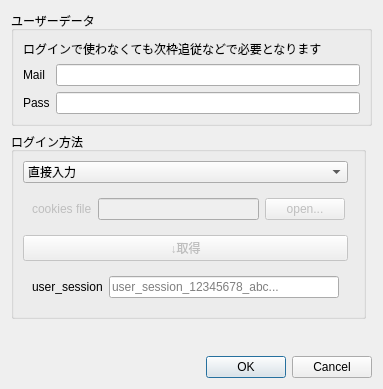
diginatu/Viqo, file ui/settingswindow.ui: the form before one commit.
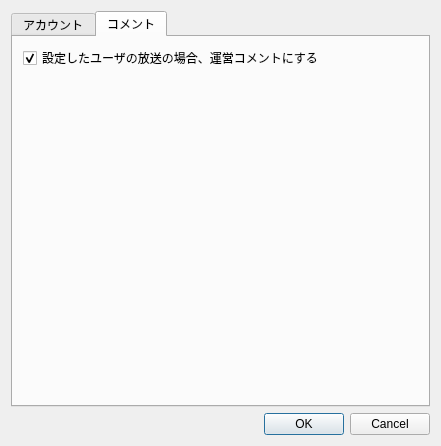
The form after the commit. The open tabs and pages were chosen to show the change.

Commit message: added an option to comment as the ownerComment

```diff
--- a/ui/settingswindow.ui
+++ b/ui/settingswindow.ui
@@ -6,15 +6,25 @@
    <rect>
     <x>0</x>
     <y>0</y>
-    <width>383</width>
-    <height>389</height>
+    <width>441</width>
+    <height>446</height>
    </rect>
   </property>
   <property name="windowTitle">
    <string>設定</string>
   </property>
+  <layout class="QVBoxLayout" name="verticalLayout">
+   <item>
+    <widget class="QTabWidget" name="tabWidget">
+     <property name="currentIndex">
+      <number>0</number>
+     </property>
+     <widget class="QWidget" name="account_tab">
+      <attribute name="title">
+       <string>アカウント</string>
+      </attribute>
   <layout class="QGridLayout" name="gridLayout">
-   <item row="2" column="0">
+       <item row="3" column="0">
     <spacer name="verticalSpacer">
      <property name="orientation">
       <enum>Qt::Vertical</enum>
@@ -22,21 +32,11 @@
      <property name="sizeHint" stdset="0">
       <size>
        <width>20</width>
-       <height>40</height>
+           <height>41</height>
       </size>
      </property>
     </spacer>
    </item>
-   <item row="5" column="0" colspan="2">
-    <widget class="QDialogButtonBox" name="buttonBox">
-     <property name="orientation">
-      <enum>Qt::Horizontal</enum>
-     </property>
-     <property name="standardButtons">
-      <set>QDialogButtonBox::Cancel|QDialogButtonBox::Ok</set>
-     </property>
-    </widget>
-   </item>
    <item row="1" column="0">
     <widget class="QGroupBox" name="loginWay">
      <property name="title">
@@ -121,7 +121,7 @@
      </layout>
     </widget>
    </item>
-   <item row="0" column="0" colspan="2">
+       <item row="2" column="0">
     <widget class="QGroupBox" name="userdata">
      <property name="title">
       <string>ユーザーデータ</string>
@@ -158,6 +158,41 @@
        </widget>
       </item>
      </layout>
+        </widget>
+       </item>
+      </layout>
+     </widget>
+     <widget class="QWidget" name="comment_tab">
+      <attribute name="title">
+       <string>コメント</string>
+      </attribute>
+      <widget class="QCheckBox" name="ownercomment_chk">
+       <property name="geometry">
+        <rect>
+         <x>10</x>
+         <y>10</y>
+         <width>391</width>
+         <height>22</height>
+        </rect>
+       </property>
+       <property name="text">
+        <string>設定したユーザの放送の場合、運営コメントにする</string>
+       </property>
+       <property name="checked">
+        <bool>true</bool>
+       </property>
+      </widget>
+     </widget>
+    </widget>
+   </item>
+   <item>
+    <widget class="QDialogButtonBox" name="buttonBox">
+     <property name="orientation">
+      <enum>Qt::Horizontal</enum>
+     </property>
+     <property name="standardButtons">
+      <set>QDialogButtonBox::Cancel|QDialogButtonBox::Ok</set>
+     </property>
     </widget>
    </item>
   </layout>
```
Lines whose indentation alone changed are shown as unchanged. The commit also changes 10 other files.
